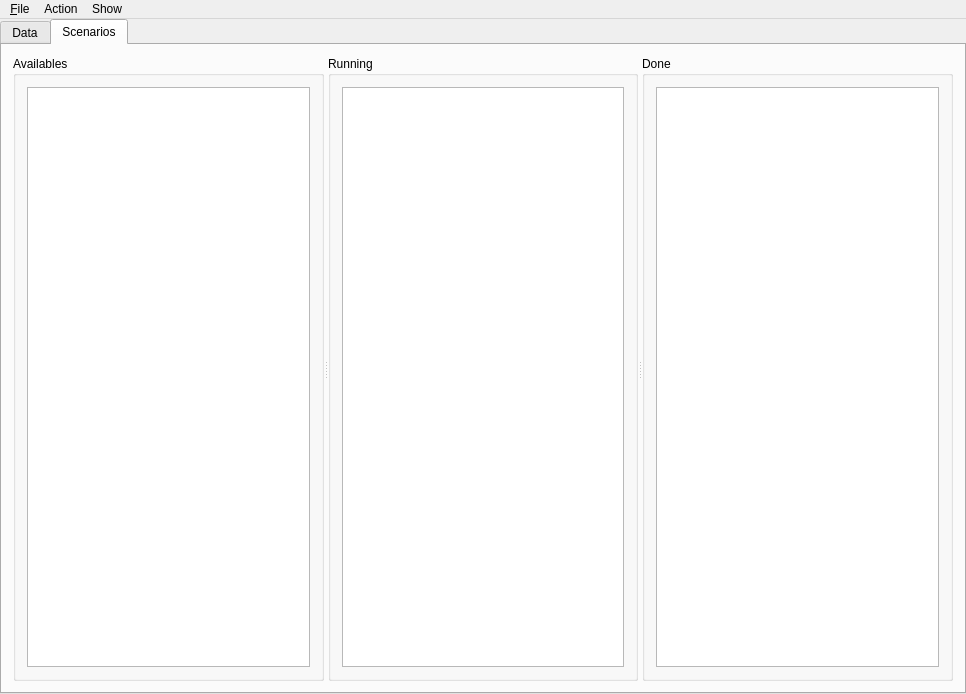
Above: mainwindow.ui from obiwankennedy/rcm before the change. Below: the same form after it.
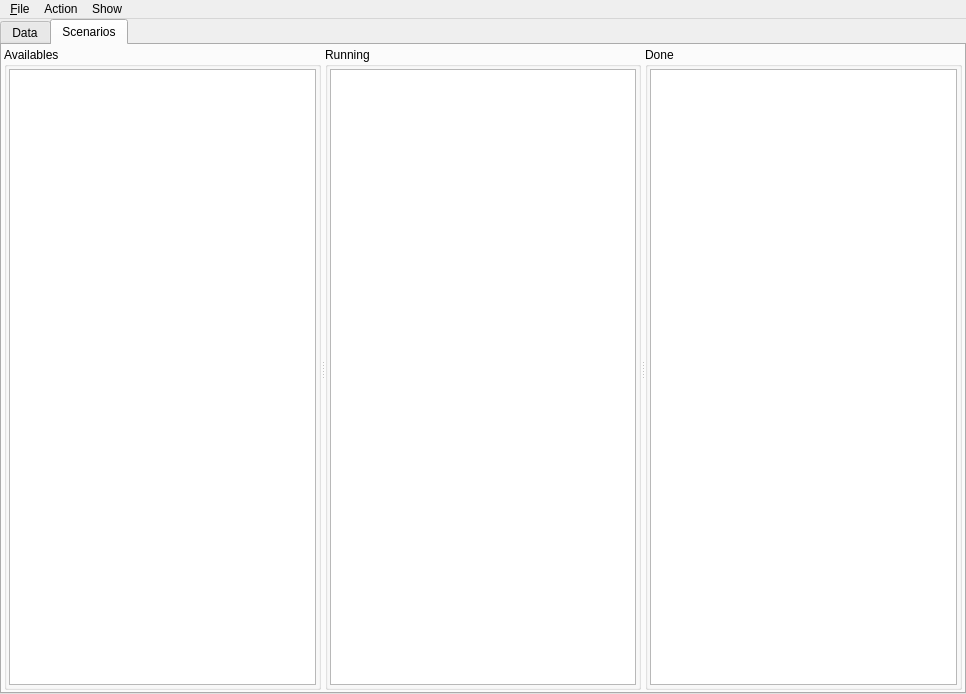
That is the form after the change.

Commit message: reduce of margins

What changed in the file:
```diff
--- a/mainwindow.ui
+++ b/mainwindow.ui
@@ -133,6 +133,21 @@
         <string>Scenarios</string>
        </attribute>
        <layout class="QVBoxLayout" name="verticalLayout_6">
+        <property name="spacing">
+         <number>2</number>
+        </property>
+        <property name="leftMargin">
+         <number>2</number>
+        </property>
+        <property name="topMargin">
+         <number>2</number>
+        </property>
+        <property name="rightMargin">
+         <number>2</number>
+        </property>
+        <property name="bottomMargin">
+         <number>2</number>
+        </property>
         <item>
          <widget class="QSplitter" name="splitter">
           <property name="orientation">
@@ -143,6 +158,21 @@
             <string>Availables</string>
            </property>
            <layout class="QVBoxLayout" name="verticalLayout_3">
+            <property name="spacing">
+             <number>2</number>
+            </property>
+            <property name="leftMargin">
+             <number>2</number>
+            </property>
+            <property name="topMargin">
+             <number>2</number>
+            </property>
+            <property name="rightMargin">
+             <number>2</number>
+            </property>
+            <property name="bottomMargin">
+             <number>2</number>
+            </property>
             <item>
              <widget class="QListView" name="m_scenarioAvailabeView"/>
             </item>
@@ -153,6 +183,21 @@
             <string>Running</string>
            </property>
            <layout class="QVBoxLayout" name="verticalLayout_4">
+            <property name="spacing">
+             <number>2</number>
+            </property>
+            <property name="leftMargin">
+             <number>2</number>
+            </property>
+            <property name="topMargin">
+             <number>2</number>
+            </property>
+            <property name="rightMargin">
+             <number>2</number>
+            </property>
+            <property name="bottomMargin">
+             <number>2</number>
+            </property>
             <item>
              <widget class="QListView" name="m_scenarioRunningView"/>
             </item>
@@ -163,6 +208,21 @@
             <string>Done</string>
            </property>
            <layout class="QVBoxLayout" name="verticalLayout_5">
+            <property name="spacing">
+             <number>2</number>
+            </property>
+            <property name="leftMargin">
+             <number>2</number>
+            </property>
+            <property name="topMargin">
+             <number>2</number>
+            </property>
+            <property name="rightMargin">
+             <number>2</number>
+            </property>
+            <property name="bottomMargin">
+             <number>2</number>
+            </property>
             <item>
              <widget class="QListView" name="m_scenarioDoneView"/>
             </item>
```
Left out of the diff: 2 changed lines with no effect on the pictures.
